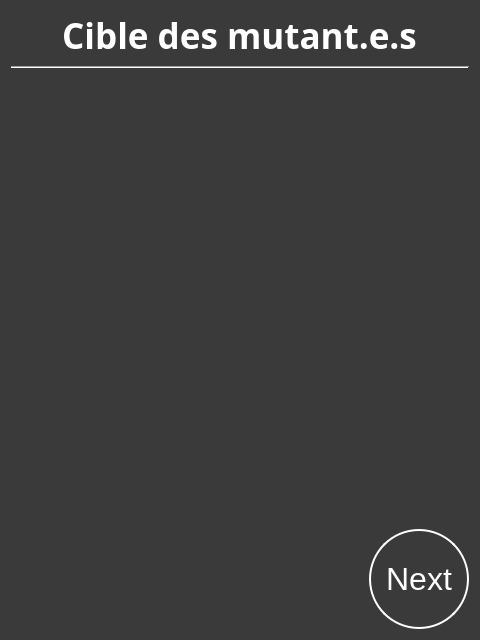
Eben-Epi/SporzOBC, file SporzOBC-WAL/code/resources/Phases/Night/Mutant/kill_or_mutate_target.ui: the form before one commit.
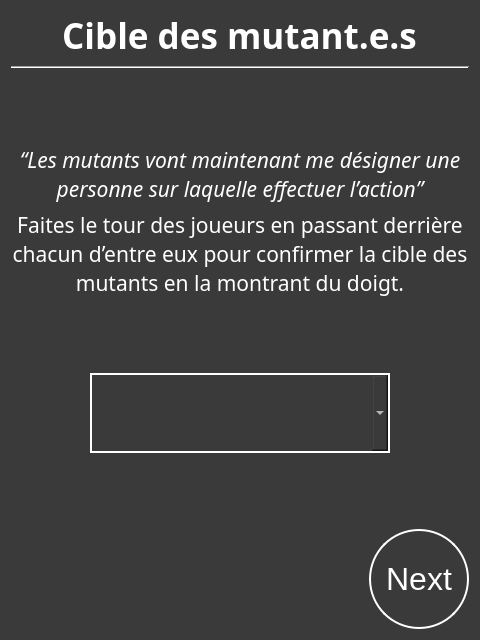
The form after the commit.

Commit message: ADD Player methods for retrieving info + acting on states ADD GameLogicManager methods for retrieving players associatied and targeted by roles UPD flow with views (turn isn't reused for now bc of QLabel WordWrap Layout fiasco)

Diff of the .ui file:
```diff
--- a/SporzOBC-WAL/code/resources/Phases/Night/Mutant/kill_or_mutate_target.ui
+++ b/SporzOBC-WAL/code/resources/Phases/Night/Mutant/kill_or_mutate_target.ui
@@ -15,7 +15,7 @@
   </property>
   <property name="styleSheet">
    <string notr="true">#MutantsKillOrMutateTarget {
-    background-color: rgb(58, 58, 58);;
+    background-color: rgb(58, 58, 58);
     }
 
 QLabel {
@@ -29,6 +29,12 @@
     font-size: 32px;
 	color:white;
     border-radius: 50px;
+}
+QComboBox  {
+	border: 2px solid white;
+    background-color:  rgb(58, 58, 58);
+    font-size: 28px;
+	color: white;
 }</string>
   </property>
   <layout class="QGridLayout" name="gridLayout">
@@ -86,6 +92,89 @@
          </property>
         </spacer>
        </item>
+       <item>
+        <widget class="QLabel" name="label_4">
+         <property name="font">
+          <font>
+           <family>Segoe UI Light</family>
+           <pointsize>16</pointsize>
+           <italic>true</italic>
+          </font>
+         </property>
+         <property name="text">
+          <string>“Les mutants vont maintenant me désigner une personne sur laquelle effectuer l’action”</string>
+         </property>
+         <property name="alignment">
+          <set>Qt::AlignCenter</set>
+         </property>
+         <property name="wordWrap">
+          <bool>true</bool>
+         </property>
+        </widget>
+       </item>
+       <item>
+        <widget class="QLabel" name="label_5">
+         <property name="sizePolicy">
+          <sizepolicy hsizetype="Preferred" vsizetype="Preferred">
+           <horstretch>0</horstretch>
+           <verstretch>0</verstretch>
+          </sizepolicy>
+         </property>
+         <property name="font">
+          <font>
+           <family>Segoe UI Light</family>
+           <pointsize>16</pointsize>
+           <italic>false</italic>
+           <kerning>true</kerning>
+          </font>
+         </property>
+         <property name="text">
+          <string>Faites le tour des joueurs en passant derrière chacun d’entre eux pour confirmer la cible des mutants en la montrant du doigt.</string>
+         </property>
+         <property name="alignment">
+          <set>Qt::AlignCenter</set>
+         </property>
+         <property name="wordWrap">
+          <bool>true</bool>
+         </property>
+        </widget>
+       </item>
+       <item>
+        <spacer name="verticalSpacer_3">
+         <property name="orientation">
+          <enum>Qt::Vertical</enum>
+         </property>
+         <property name="sizeHint" stdset="0">
+          <size>
+           <width>20</width>
+           <height>40</height>
+          </size>
+         </property>
+        </spacer>
+       </item>
+       <item alignment="Qt::AlignHCenter|Qt::AlignVCenter">
+        <widget class="QComboBox" name="selectTarget">
+         <property name="minimumSize">
+          <size>
+           <width>300</width>
+           <height>80</height>
+          </size>
+         </property>
+        </widget>
+       </item>
+       <item>
+        <spacer name="verticalSpacer_4">
+         <property name="orientation">
+          <enum>Qt::Vertical</enum>
+         </property>
+         <property name="sizeHint" stdset="0">
+          <size>
+           <width>20</width>
+           <height>40</height>
+          </size>
+         </property>
+        </spacer>
+       </item>
        <item alignment="Qt::AlignRight">
         <widget class="QPushButton" name="nextButton">
          <property name="sizePolicy">
```
Left out of the diff: 3 changed lines with no effect on the pictures. The commit also changes 32 other files.
